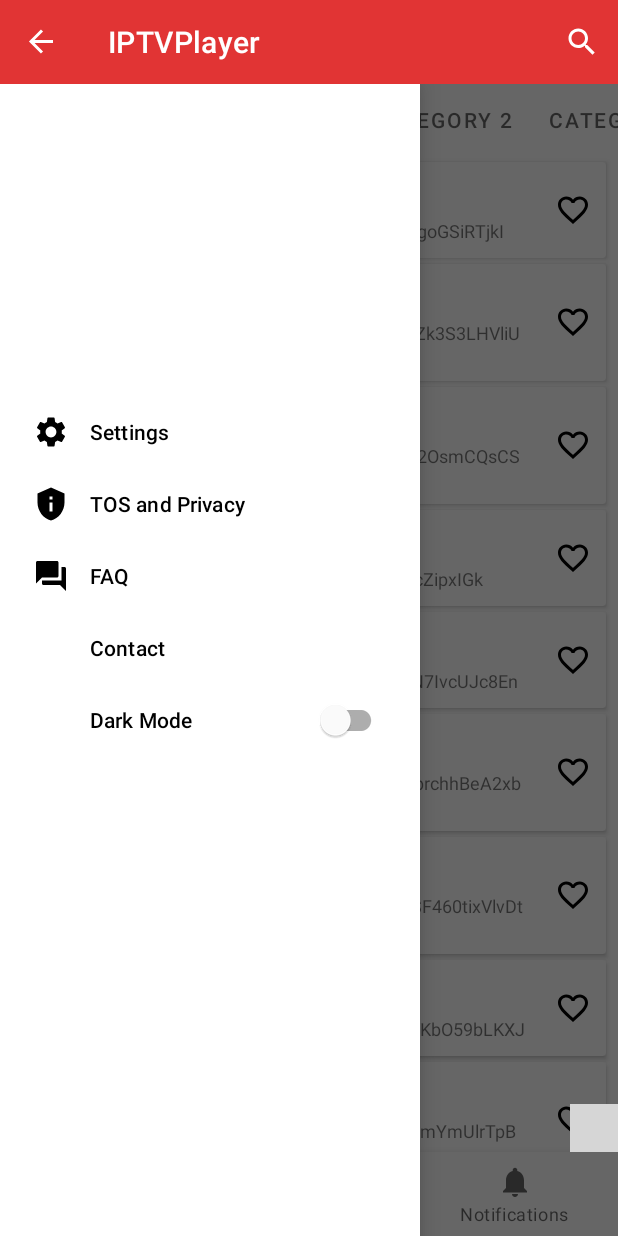
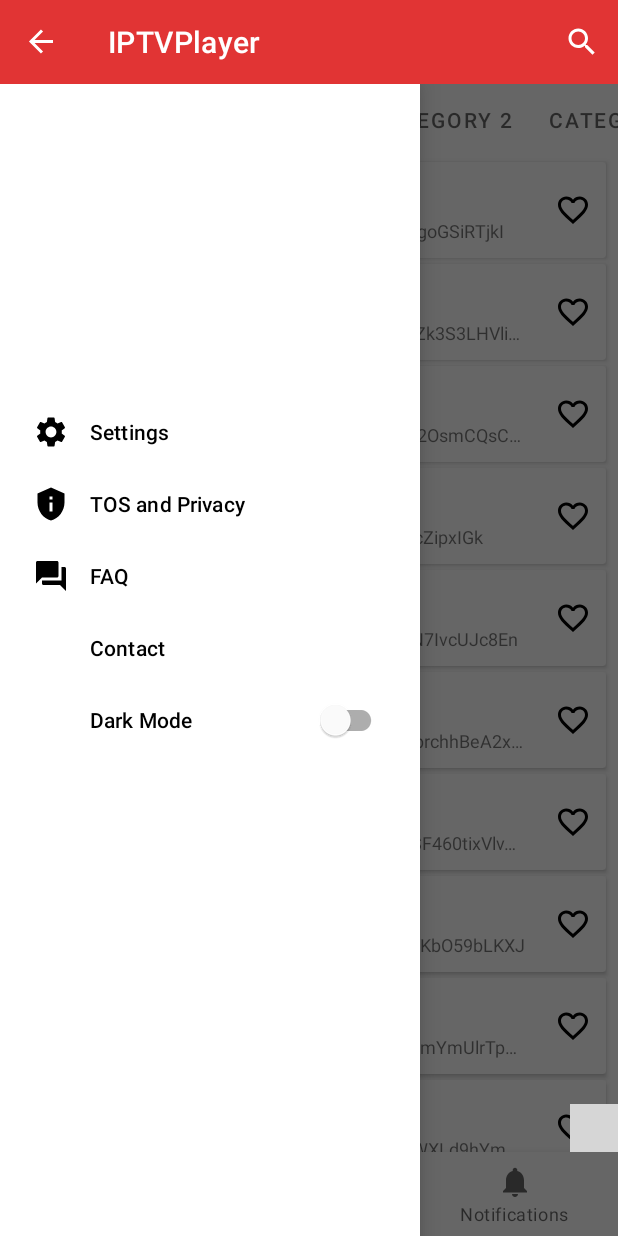
Before and after one commit to mmmelik/IPTVPlayer, an Android app: the screen it shows after launch (MainActivity), with the side drawer open, on a phone screen of 412 x 824 dp. Run offline under Robolectric (Android 15) with nearby library versions, the phone set to English and light mode, and no system bars; our stand-ins replace AdMob, Room's generated code; libraries missing offline, so code that uses them is left out: com.android.billingclient, com.codemybrainsout.ratingdialog, com.leinardi.android, com.startapp.sdk, kr.co.namee; plain views replace SpeedDialOverlayLayout, SpeedDialView; 7 statements that could not run were skipped; grey boxes are pictures that could not be loaded.

Commit message:
Single line texts

```diff
--- a/app/src/main/res/layout/list_item_channel.xml
+++ b/app/src/main/res/layout/list_item_channel.xml
@@ -31,13 +31,17 @@
                 android:text="Title"
                 android:textSize="16sp"
                 android:layout_width="wrap_content"
-                android:layout_height="wrap_content" />
+                android:layout_height="wrap_content"
+                android:singleLine="true"
+                android:maxLines="1"/>
             <TextView
                 android:id="@+id/fav_list_item_sub_text"
                 android:text="Sub Text"
                 android:layout_width="wrap_content"
                 android:layout_height="wrap_content"
                 android:layout_marginTop="5dp"
+                android:singleLine="true"
+                android:maxLines="1"
                 android:textSize="12sp"/>
         </LinearLayout>
     </RelativeLayout>
```
